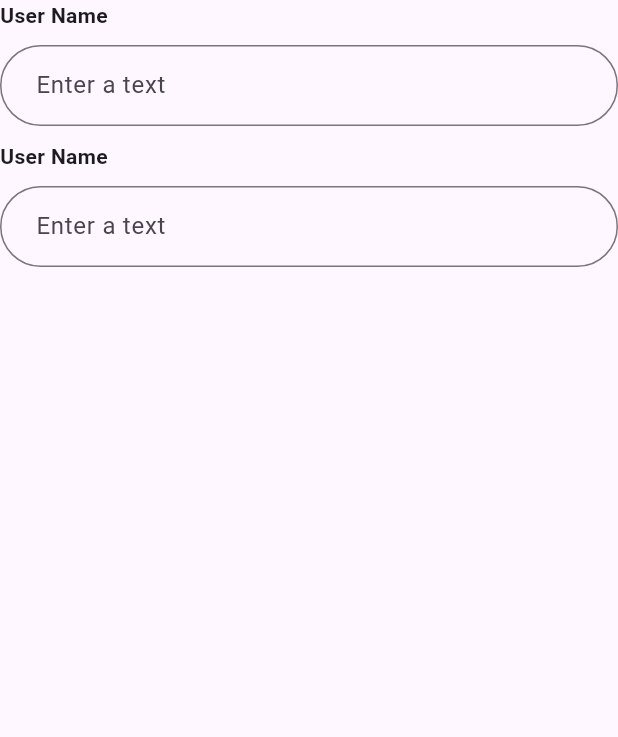
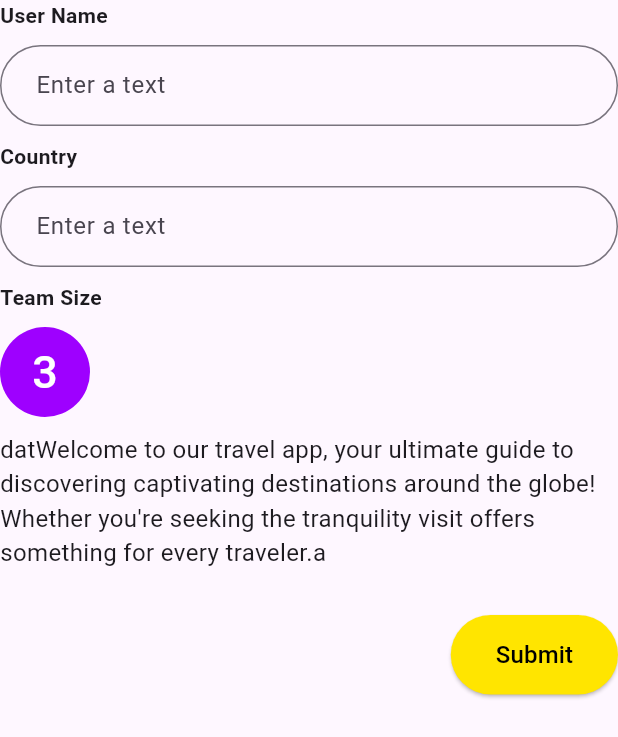
Before and after one commit to WmIsuru2001/Awesome-Places, a Flutter app: the BookingsForm widget shown alone on an empty page, opened directly, on a phone screen of 412 x 824 dp. Shown: the top 737 px of the screen. Run offline on Flutter 3.47's test engine with Material 3 defaults, Android fonts, the phone set to English and light mode, and no system bars.

Commit message:
booking update

```diff
--- a/lib/pages/booking_page/bookings_form.dart
+++ b/lib/pages/booking_page/bookings_form.dart
@@ -1,3 +1,5 @@
+import 'package:awesome_places/utils/colors.dart';
+import 'package:awesome_places/widgets/shared/buttons.dart';
 import 'package:awesome_places/widgets/shared/inputs.dart';
 import 'package:flutter/material.dart';
 
@@ -6,32 +8,91 @@ class BookingsForm extends StatelessWidget {
 
   @override
   Widget build(BuildContext context) {
-    return const Column(
+    return Column(
       crossAxisAlignment: CrossAxisAlignment.start,
       children: [
-        Text(
+        const Text(
           "User Name",
           style: TextStyle(
             fontWeight: FontWeight.bold,
           ),
         ),
-        SizedBox(
+        const SizedBox(
           height: 10,
         ),
-        Inputs(),
-        SizedBox(
+        const Inputs(),
+        const SizedBox(
           height: 10,
         ),
-        Text(
-          "User Name",
+        const Text(
+          "Country",
           style: TextStyle(
             fontWeight: FontWeight.bold,
           ),
         ),
-        SizedBox(
+        const SizedBox(
           height: 10,
         ),
-        Inputs(),
+        const Inputs(),
+        const SizedBox(
+          height: 10,
+        ),
+        const Text(
+          "Team Size",
+          style: TextStyle(
+            fontWeight: FontWeight.bold,
+          ),
+        ),
+        const SizedBox(
+          height: 10,
+        ),
+        Row(
+          children: [
+            Container(
+              width: 60,
+              height: 60,
+              decoration: BoxDecoration(
+                color: mainColor,
+                borderRadius: BorderRadius.circular(100),
+              ),
+              child: const Center(
+                child: Text(
+                  "3",
+                  style: TextStyle(
+                    fontSize: 30,
+                    fontWeight: FontWeight.w500,
+                    color: mainWhite,
+                  ),
+                ),
+              ),
+            )
+          ],
+        ),
+        const SizedBox(
+          height: 10,
+        ),
+        const Text(
+          "datWelcome to our travel app, your ultimate guide to discovering captivating destinations around the globe! Whether you're seeking the tranquility visit offers something for every traveler.a",
+          style: TextStyle(
+            fontSize: 16,
+            fontWeight: FontWeight.w400,
+          ),
+        ),
+        const SizedBox(
+          height: 30,
+        ),
+        const Row(
+          mainAxisAlignment: MainAxisAlignment.end,
+          children: [
+            CustomButtons(
+              buttonText: "Submit",
+              buttonBgColor: starColor1,
+            ),
+          ],
+        ),
+        const SizedBox(
+          height: 30,
+        ),
       ],
     );
   }
```
